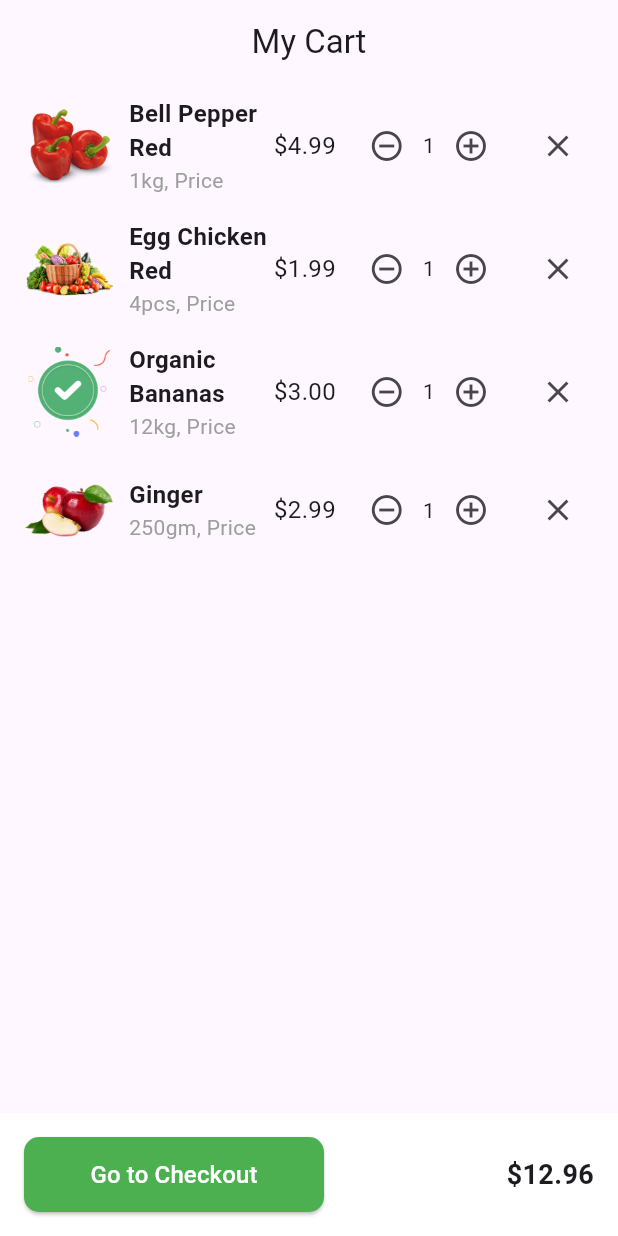
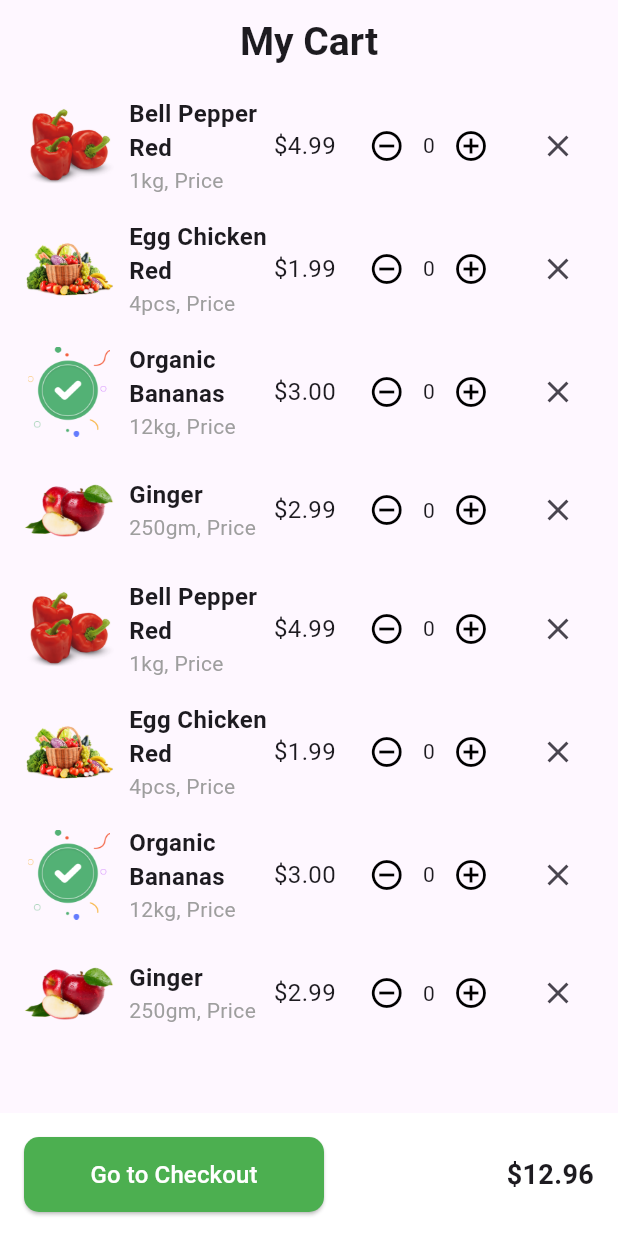
Before and after one commit to MohamedHamedAbdulhakam/my_nectar_app, a Flutter app: the CartViewBody screen opened directly, after a tap on the "remove circle outline" icon, on a phone screen of 412 x 824 dp. Run offline on Flutter 3.47's test engine with Material 3 defaults, Android fonts, the phone set to English and light mode, and no system bars; our stand-ins replace carousel_slider, go_router, pin_code_text_field.

Commit message:
my cart screen done

```diff
--- /dev/null
+++ b/lib/features/my_cart/presentaion/views/widgets/cart_item_widget.dart
@@ -0,0 +1,97 @@
+import 'package:flutter/material.dart';
+import 'package:my_nectar_app/constants.dart';
+import 'package:my_nectar_app/features/my_cart/presentaion/views/widgets/cart_view_body.dart';
+
+class CartItem {
+  final String name;
+  final String quantity;
+  final double price;
+  final String image;
+
+  CartItem(
+      {required this.name,
+      required this.quantity,
+      required this.price,
+      required this.image});
+}
+
+class CartItemWidget extends StatefulWidget {
+  final CartItem cartItem;
+
+  CartItemWidget({required this.cartItem});
+
+  @override
+  State<CartItemWidget> createState() => _CartItemWidgetState();
+}
+
+class _CartItemWidgetState extends State<CartItemWidget> {
+  int count = 0;
+  bool istappedForAdd = false;
+  bool istappedForSub = false;
+
+  @override
+  Widget build(BuildContext context) {
+    return Padding(
+      padding: const EdgeInsets.symmetric(horizontal: 16.0, vertical: 8.0),
+      child: Row(
+        children: [
+          Image.asset(widget.cartItem.image,
+              width: 60, height: 60), // Image of item
+          const SizedBox(width: 10),
+          Expanded(
+            child: Column(
+              crossAxisAlignment: CrossAxisAlignment.start,
+              children: [
+                Text(widget.cartItem.name,
+                    style:
+                        TextStyle(fontSize: 16, fontWeight: FontWeight.bold)),
+                Text('${widget.cartItem.quantity}, Price',
+                    style: TextStyle(color: Colors.grey)),
+              ],
+            ),
+          ),
+          Text('\$${widget.cartItem.price.toStringAsFixed(2)}',
+              style: TextStyle(fontSize: 16)),
+          const SizedBox(width: 10),
+          Row(
+            children: [
+              IconButton(
+                icon: Icon(
+                  Icons.remove_circle_outline,
+                  color: istappedForSub ? keyPrimaryColor : Colors.black,
+                ),
+                onPressed: () {
+                  if (count > 0) {
+                    count--;
+                    istappedForAdd = false;
+                    istappedForSub = true;
+                    setState(() {});
+                  }
+                },
+              ),
+              Text('$count'), // Quantity
+              IconButton(
+                icon: Icon(
+                  Icons.add_circle_outline,
+                  color: istappedForAdd ? keyPrimaryColor : Colors.black,
+                ),
+                onPressed: () {
+                  count++;
+                  istappedForSub = false;
+                  istappedForAdd = true;
+
+                  setState(() {});
+                },
+              ),
+            ],
+          ),
+          const SizedBox(width: 10),
+          IconButton(
+            icon: Icon(Icons.close),
+            onPressed: () {},
+          ),
+        ],
+      ),
+    );
+  }
+}
--- a/lib/features/my_cart/presentaion/views/widgets/cart_view_body.dart
+++ b/lib/features/my_cart/presentaion/views/widgets/cart_view_body.dart
@@ -1,10 +1,17 @@
 import 'package:flutter/material.dart';
 import 'package:my_nectar_app/core/utils/assets.dart';
+import 'package:my_nectar_app/core/utils/styles.dart';
+import 'package:my_nectar_app/features/my_cart/presentaion/views/widgets/cart_item_widget.dart';
+import 'package:my_nectar_app/features/my_cart/presentaion/views/widgets/checkout_button.dart';
 
 class CartViewBody extends StatelessWidget {
    CartViewBody({super.key});
     final List<CartItem> cartItems = [
     CartItem(name: 'Bell Pepper Red', quantity: '1kg', price: 4.99, image: Assets.PepperImage),
+    CartItem(name: 'Egg Chicken Red', quantity: '4pcs', price: 1.99, image: Assets.VegetablesImage),
+    CartItem(name: 'Organic Bananas', quantity: '12kg', price: 3.00, image: Assets.actionDoneImage),
+    CartItem(name: 'Ginger', quantity: '250gm', price: 2.99, image: Assets.appleImage),
+      CartItem(name: 'Bell Pepper Red', quantity: '1kg', price: 4.99, image: Assets.PepperImage),
     CartItem(name: 'Egg Chicken Red', quantity: '4pcs', price: 1.99, image: Assets.VegetablesImage),
     CartItem(name: 'Organic Bananas', quantity: '12kg', price: 3.00, image: Assets.actionDoneImage),
     CartItem(name: 'Ginger', quantity: '250gm', price: 2.99, image: Assets.appleImage),
@@ -14,7 +21,7 @@ class CartViewBody extends StatelessWidget {
   Widget build(BuildContext context) {
     return Scaffold(
       appBar: AppBar(
-        title: const Text('My Cart'),
+        title: const Text('My Cart',style:Styles.textStyle26,),
         centerTitle: true,
       ),
       body: Column(
@@ -33,94 +40,3 @@ class CartViewBody extends StatelessWidget {
     );
   }
 }
-
-class CartItem {
-  final String name;
-  final String quantity;
-  final double price;
-  final String image;
-
-  CartItem({required this.name, required this.quantity, required this.price, required this.image});
-}
-
-class CartItemWidget extends StatelessWidget {
-  final CartItem cartItem;
-
-  CartItemWidget({required this.cartItem});
-
-  @override
-  Widget build(BuildContext context) {
-    return Padding(
-      padding: const EdgeInsets.symmetric(horizontal: 16.0, vertical: 8.0),
-      child: Row(
-        children: [
-          Image.asset(cartItem.image, width: 60, height: 60), // Image of item
-          const SizedBox(width: 10),
-          Expanded(
-            child: Column(
-              crossAxisAlignment: CrossAxisAlignment.start,
-              children: [
-                Text(cartItem.name, style: TextStyle(fontSize: 16, fontWeight: FontWeight.bold)),
-                Text('${cartItem.quantity}, Price', style: TextStyle(color: Colors.grey)),
-              ],
-            ),
-          ),
-          Text('\$${cartItem.price.toStringAsFixed(2)}', style: TextStyle(fontSize: 16)),
-          const SizedBox(width: 10),
-          Row(
-            children: [
-              IconButton(
-                icon: Icon(Icons.remove_circle_outline),
-                onPressed: () {},
-              ),
-              Text('1'), // Quantity
-              IconButton(
-                icon: Icon(Icons.add_circle_outline),
-                onPressed: () {},
-              ),
-            ],
-          ),
-          const SizedBox(width: 10),
-          IconButton(
-            icon: Icon(Icons.close),
-            onPressed: () {},
-          ),
-        ],
-      ),
-    );
-  }
-}
-
-class CheckoutButton extends StatelessWidget {
-  final double totalPrice;
-
-  CheckoutButton({required this.totalPrice});
-
-  @override
-  Widget build(BuildContext context) {
-    return Container(
-      padding: const EdgeInsets.all(16.0),
-      color: Colors.white,
-      child: Row(
-        mainAxisAlignment: MainAxisAlignment.spaceBetween,
-        children: [
-          ElevatedButton(
-            onPressed: () {},
-            style: ElevatedButton.styleFrom(
-              backgroundColor: Colors.green,
-              minimumSize: Size(200, 50),
-              shape: RoundedRectangleBorder(
-                borderRadius: BorderRadius.circular(10),
-              ),
-            ),
-            child: Text('Go to Checkout', style: TextStyle(color: Colors.white, fontSize: 16)),
-          ),
-          Text(
-            '\$${totalPrice.toStringAsFixed(2)}',
-            style: TextStyle(fontSize: 18, fontWeight: FontWeight.bold),
-          ),
-        ],
-      ),
-    );
-  }
-}
--- /dev/null
+++ b/lib/features/my_cart/presentaion/views/widgets/checkout_button.dart
@@ -0,0 +1,36 @@
+
+import 'package:flutter/material.dart';
+
+class CheckoutButton extends StatelessWidget {
+  final double totalPrice;
+
+  CheckoutButton({required this.totalPrice});
+
+  @override
+  Widget build(BuildContext context) {
+    return Container(
+      padding: const EdgeInsets.all(16.0),
+      color: Colors.white,
+      child: Row(
+        mainAxisAlignment: MainAxisAlignment.spaceBetween,
+        children: [
+          ElevatedButton(
+            onPressed: () {},
+            style: ElevatedButton.styleFrom(
+              backgroundColor: Colors.green,
+              minimumSize:const  Size(200, 50),
+              shape: RoundedRectangleBorder(
+                borderRadius: BorderRadius.circular(10),
+              ),
+            ),
+            child: const Text('Go to Checkout', style: TextStyle(color: Colors.white, fontSize: 16)),
+          ),
+          Text(
+            '\$${totalPrice.toStringAsFixed(2)}',
+            style: const TextStyle(fontSize: 18, fontWeight: FontWeight.bold),
+          ),
+        ],
+      ),
+    );
+  }
+}
```
